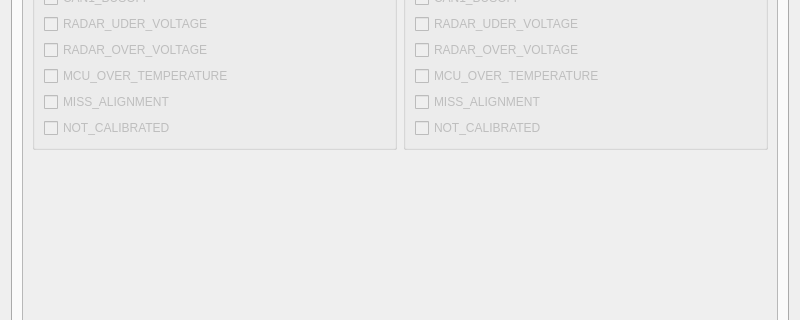
Above: eol_sub_more_window/eol_sub_more_window.ui from aron566/EOL_CAN_Tool before the change; both pictures show x 0 to 800 and y 123 to 443 of the 800 by 728 pixel window. Below: the same form after it.
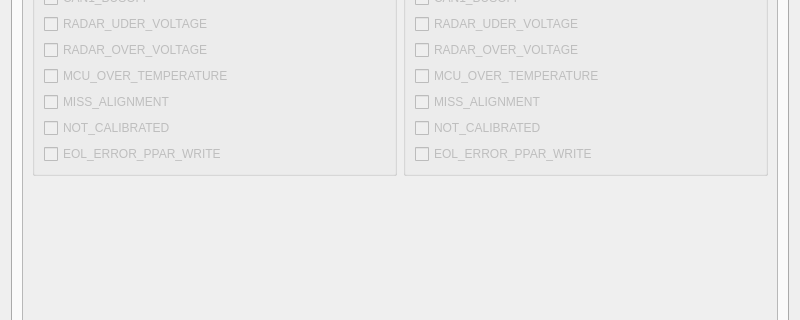
That is the form after the change.

Patch:
```diff
--- a/eol_sub_more_window/eol_sub_more_window.ui
+++ b/eol_sub_more_window/eol_sub_more_window.ui
@@ -34,8 +34,8 @@
            <rect>
             <x>0</x>
             <y>0</y>
-            <width>750</width>
-            <height>646</height>
+            <width>758</width>
+            <height>661</height>
            </rect>
           </property>
           <layout class="QGridLayout" name="gridLayout_5">
@@ -117,6 +117,16 @@
                   </property>
                  </widget>
                 </item>
+                <item>
+                 <widget class="QCheckBox" name="err7_checkBox">
+                  <property name="enabled">
+                   <bool>false</bool>
+                  </property>
+                  <property name="text">
+                   <string>EOL_ERROR_PPAR_WRITE</string>
+                  </property>
+                 </widget>
+                </item>
                </layout>
               </item>
              </layout>
@@ -200,6 +210,16 @@
                   </property>
                  </widget>
                 </item>
+                <item>
+                 <widget class="QCheckBox" name="err7_history_checkBox">
+                  <property name="enabled">
+                   <bool>false</bool>
+                  </property>
+                  <property name="text">
+                   <string>EOL_ERROR_PPAR_WRITE</string>
+                  </property>
+                 </widget>
+                </item>
                </layout>
               </item>
              </layout>
```
